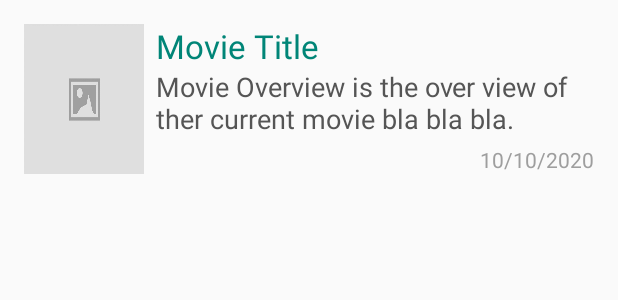
After one commit to MinaMaherR/BoxOfficeKt, an Android app: the layout item_movie.xml on its own in the app's theme, with its tools: preview values and no code run, on a phone screen of 412 x 824 dp. The commit adds this screen. Shown: the top 300 px of the screen. Run offline under Robolectric (Android 15) with nearby library versions, the phone set to English and light mode, and no system bars; network calls fail.

Commit message:
feat: update movie item

```diff
--- a/app/build.gradle
+++ b/app/build.gradle
@@ -36,6 +36,8 @@ dependencies {
 
     implementation "androidx.recyclerview:recyclerview:1.1.0"
 
+    implementation 'com.github.bumptech.glide:glide:4.11.0'
+
     // Retrofit
     implementation "com.squareup.retrofit2:retrofit:$rootProject.ext.retrofitVersion"
     // Rx
--- a/app/src/main/AndroidManifest.xml
+++ b/app/src/main/AndroidManifest.xml
@@ -11,7 +11,7 @@
             android:roundIcon="@mipmap/ic_launcher_round"
             android:supportsRtl="true"
             android:theme="@style/AppTheme">
-        <activity android:name=".MainActivity">
+        <activity android:name=".view.activity.MainActivity">
             <intent-filter>
                 <action android:name="android.intent.action.MAIN"/>
 
--- a/app/src/main/java/com/mmaher/box_office_kt/model/Movie.kt
+++ b/app/src/main/java/com/mmaher/box_office_kt/model/Movie.kt
@@ -1,6 +1,8 @@
 package com.mmaher.box_office_kt.model
+
+import java.util.*
 
 /**
  * Created by Mina Maher (m.maher95@outlook.com) on 2020-02-21.
  */
-data class Movie(var id: Int, var title: String, var overview: String)
+data class Movie(var id: Int, var title: String, var overview: String, var poster_path: String, var release_date: Date)
--- a/app/src/main/java/com/mmaher/box_office_kt/model/repo/MoviesRepo.kt
+++ b/app/src/main/java/com/mmaher/box_office_kt/model/repo/MoviesRepo.kt
@@ -3,7 +3,6 @@ package com.mmaher.box_office_kt.model.repo
 import com.mmaher.basemodule.model.repo.APIClient
 import com.mmaher.box_office_kt.model.viewModel.Movies
 import io.reactivex.Observable
-import io.reactivex.android.schedulers.AndroidSchedulers
 import io.reactivex.schedulers.Schedulers
 
 /**
--- a/app/src/main/java/com/mmaher/box_office_kt/viewModel/MoviesViewModel.kt
+++ b/app/src/main/java/com/mmaher/box_office_kt/viewModel/MoviesViewModel.kt
@@ -4,7 +4,6 @@ import android.app.Application
 import androidx.lifecycle.LiveData
 import androidx.lifecycle.MutableLiveData
 import com.mmaher.basemodule.viewModel.BaseViewModel
-import com.mmaher.box_office_kt.model.Movie
 import com.mmaher.box_office_kt.model.repo.MoviesRepo
 import com.mmaher.box_office_kt.model.viewModel.Movies
 
--- a/app/src/main/res/layout/activity_main.xml
+++ b/app/src/main/res/layout/activity_main.xml
@@ -4,7 +4,7 @@
         xmlns:tools="http://schemas.android.com/tools"
         android:layout_width="match_parent"
         android:layout_height="match_parent"
-        tools:context=".MainActivity">
+        tools:context=".view.activity.MainActivity">
 
     <androidx.recyclerview.widget.RecyclerView
             android:id="@+id/recyclerView"
--- /dev/null
+++ b/app/src/main/res/layout/item_movie.xml
@@ -0,0 +1,56 @@
+<?xml version="1.0" encoding="utf-8"?>
+<androidx.constraintlayout.widget.ConstraintLayout xmlns:android="http://schemas.android.com/apk/res/android"
+        xmlns:app="http://schemas.android.com/apk/res-auto"
+        xmlns:tools="http://schemas.android.com/tools"
+        android:layout_width="match_parent"
+        android:layout_height="wrap_content">
+
+
+    <ImageView
+            android:id="@+id/imageIV"
+            android:layout_width="80dp"
+            android:layout_height="100dp"
+            android:layout_margin="@dimen/margin_normal"
+            android:background="@drawable/placeholder_image"
+            android:scaleType="centerCrop"
+            app:layout_constraintBottom_toBottomOf="parent"
+            app:layout_constraintStart_toStartOf="parent"
+            app:layout_constraintTop_toTopOf="parent" />
+
+    <TextView
+            android:id="@+id/titleTV"
+            style="@style/TextTitle"
+            android:layout_width="0dp"
+            android:layout_marginEnd="@dimen/margin_normal"
+            android:layout_height="wrap_content"
+            android:layout_marginStart="@dimen/margin_small"
+            android:maxLines="1"
+            app:layout_constraintEnd_toEndOf="parent"
+            app:layout_constraintStart_toEndOf="@id/imageIV"
+            app:layout_constraintTop_toTopOf="@id/imageIV"
+            tools:text="Movie Title" />
+
+    <TextView
+            android:id="@+id/overview"
+            style="@style/TextSubtitle"
+            android:layout_width="0dp"
+            android:layout_height="wrap_content"
+            android:layout_marginEnd="@dimen/margin_normal"
+            android:maxLines="2"
+            app:layout_constraintEnd_toEndOf="parent"
+            app:layout_constraintHorizontal_bias="0"
+            app:layout_constraintStart_toStartOf="@id/titleTV"
+            app:layout_constraintTop_toBottomOf="@id/titleTV"
+            tools:text="Movie Overview is the over view of ther current movie bla bla bla." />
+
+    <TextView
+            android:id="@+id/releaseDateTV"
+            style="@style/TextSecondary"
+            android:layout_width="wrap_content"
+            android:layout_height="0dp"
+            android:layout_marginEnd="@dimen/margin_normal"
+            android:gravity="bottom|end"
+            app:layout_constraintBottom_toBottomOf="@id/imageIV"
+            app:layout_constraintEnd_toEndOf="parent"
+            tools:text="10/10/2020" />
+</androidx.constraintlayout.widget.ConstraintLayout>
--- a/app/src/main/res/values/colors.xml
+++ b/app/src/main/res/values/colors.xml
@@ -3,4 +3,7 @@
     <color name="colorPrimary">#008577</color>
     <color name="colorPrimaryDark">#00574B</color>
     <color name="colorAccent">#D81B60</color>
+
+    <color name="textSubtitle">#555</color>
+    <color name="textSecondary">#9E9E9E</color>
 </resources>
--- /dev/null
+++ b/app/src/main/res/values/dimens.xml
@@ -0,0 +1,8 @@
+<?xml version="1.0" encoding="utf-8"?>
+<resources>
+    <dimen name="margin_normal">16dp</dimen>
+    <dimen name="margin_small">8dp</dimen>
+    <dimen name="text_title">22sp</dimen>
+    <dimen name="text_subtitle">18sp</dimen>
+    <dimen name="text_secondary">14sp</dimen>
+</resources>
--- a/app/src/main/res/values/styles.xml
+++ b/app/src/main/res/values/styles.xml
@@ -7,5 +7,4 @@
         <item name="colorPrimaryDark">@color/colorPrimaryDark</item>
         <item name="colorAccent">@color/colorAccent</item>
     </style>
-
 </resources>
--- /dev/null
+++ b/app/src/main/res/values/styles_text.xml
@@ -0,0 +1,17 @@
+<?xml version="1.0" encoding="utf-8"?>
+<resources>
+    <style name="TextTitle" parent="Theme.AppCompat.Light.DarkActionBar">
+        <item name="android:textSize">@dimen/text_title</item>
+        <item name="android:textColor">@color/colorPrimary</item>
+    </style>
+
+    <style name="TextSubtitle" parent="Theme.AppCompat.Light.DarkActionBar">
+        <item name="android:textSize">@dimen/text_subtitle</item>
+        <item name="android:textColor">@color/textSubtitle</item>
+    </style>
+
+    <style name="TextSecondary" parent="Theme.AppCompat.Light.DarkActionBar">
+        <item name="android:textSize">@dimen/text_secondary</item>
+        <item name="android:textColor">@color/textSecondary</item>
+    </style>
+</resources>
--- a/build.gradle
+++ b/build.gradle
@@ -24,6 +24,7 @@ ext {
 
 allprojects {
     repositories {
+        mavenCentral()
         google()
         jcenter()
         maven { url "https://oss.jfrog.org/libs-snapshot" }
```
Also changed, not shown: app/src/main/java/com/mmaher/box_office_kt/helpers/MovieHelper.kt (added, +39 -0 lines), app/src/main/java/com/mmaher/box_office_kt/model/repo/BoxOfficeAPIConstants.kt (added, +17 -0 lines), app/src/main/java/com/mmaher/box_office_kt/view/activity/MainActivity.kt (renamed from app/src/main/java/com/mmaher/box_office_kt/MainActivity.kt, +4 -9 lines), app/src/main/java/com/mmaher/box_office_kt/view/adapter/MoviesAdapter.kt (added, +39 -0 lines), basemodule/src/main/java/com/mmaher/basemodule/view/adapter/BaseAdapter.kt (+3 -5 lines), app/src/main/res/drawable/placeholder_image.jpg (added), 2 other files.
